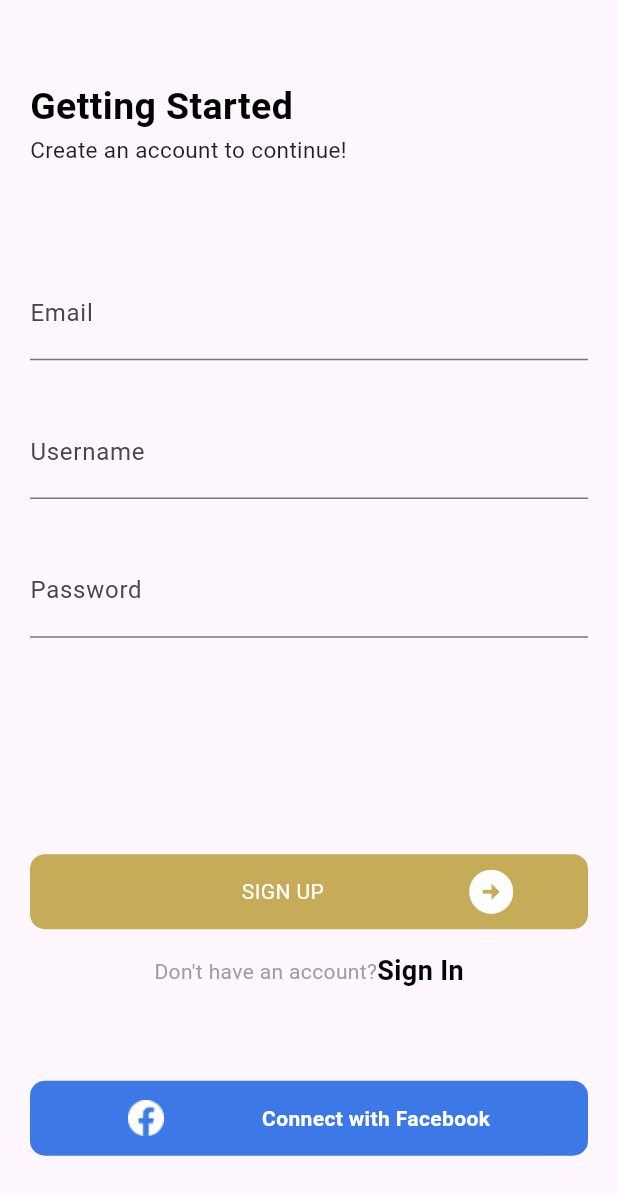
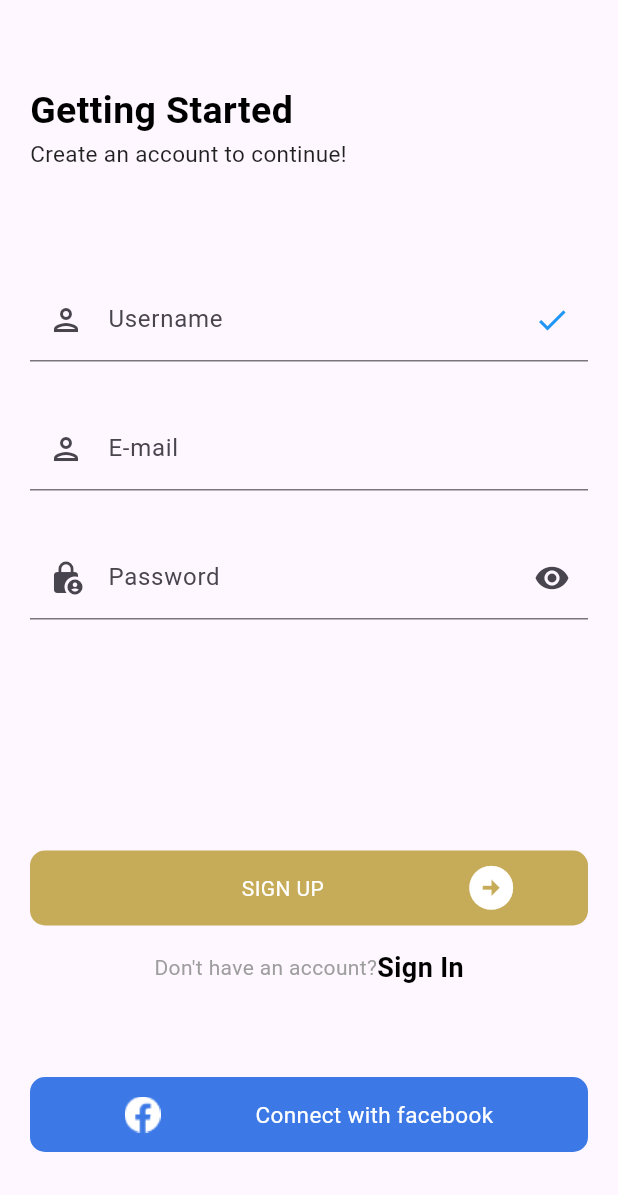
Before and after one commit to shakibalways/belives_store_ui, a Flutter app: the SignInPage screen opened directly, after a tap on "Sign Up", on a phone screen of 412 x 824 dp. Shown: the top 1195 px of the screen. Run offline on Flutter 3.47's test engine with Material 3 defaults, Android fonts, the light colour scheme and no system bars; our stand-ins replace get, google_nav_bar; missing offline and left inert: flutter_gradient_animation_text.

Commit message:
sign in and sign up page custom repair

```diff
--- a/lib/views/pages/auth/register_page/sign_up_page.dart
+++ b/lib/views/pages/auth/register_page/sign_up_page.dart
@@ -2,6 +2,10 @@ import 'package:belives_store/components/my_custom_text.dart';
 import 'package:belives_store/global_wieght/custom_container.dart';
 import 'package:belives_store/global_wieght/custom_field.dart';
 import 'package:belives_store/utilits/constant/text_list.dart';
+import 'package:belives_store/views/pages/auth/register_page/widgets/my_user_name_field.dart';
+import 'package:belives_store/views/pages/auth/sign_in_page/widgets/my_email_field.dart';
+import 'package:belives_store/views/pages/auth/sign_in_page/widgets/my_facebook_container.dart';
+import 'package:belives_store/views/pages/auth/sign_in_page/widgets/my_password_field.dart';
 import 'package:flutter/material.dart';
 
 class SignUpPage extends StatefulWidget {
@@ -28,54 +32,41 @@ class _SignUpPageState extends State<SignUpPage> {
               const Column(
                 crossAxisAlignment: CrossAxisAlignment.start,
                 children: [
-                  MyCustomText(title: RTexts.getting,fSize: 25,fWeight: FontWeight.bold,),
-                  MyCustomText(title: RTexts.sub,fSize: 15,color: Colors.black87,)
-
+                  MyCustomText(
+                    title: RTexts.getting,
+                    fSize: 25,
+                    fWeight: FontWeight.bold,
+                  ),
+                  MyCustomText(
+                    title: RTexts.sub,
+                    fSize: 15,
+                    color: Colors.black87,
+                  )
                 ],
               ),
               // Form List
               Column(
                 crossAxisAlignment: CrossAxisAlignment.start,
                 children: [
-                CustomField(
+                  MyUserNameField(controller: nameController),
+                  const SizedBox(height: 30),
+                  MyEmailField(
                     controller: gmailController,
-                    hintText: 'shakibmohammad18@gmail.com',
-                    prefixIcon: const Icon(Icons.mail),
-                    labelText: 'Email'),
-                const SizedBox(
-                  height: 30,
+                    hText: "shakibmohammad18@gmail.com",
+                    lText: "E-mail",
                   ),
-                CustomField(
-                    controller: nameController,
-                    hintText: 'abdullah al shakib',
-                    prefixIcon: const Icon(Icons.person_outlined),
-                    suffixIcon: const Icon(
-                      Icons.check,
-                      color: Colors.blue,
-                    ),
-                    labelText: 'Username '),
-                const SizedBox(
-                  height: 30,
-                ),
-                CustomField(
-                    controller: passController,
-                    hintText: '*********',
-                    prefixIcon: const Icon(Icons.lock_person),
-                    suffixIcon: const Icon(Icons.remove_red_eye),
-                    labelText: 'Password'),
+                  const SizedBox(height: 30),
+               MyPasswordField(controller: passController),
                 ],
               ),
-              const SizedBox(height: 10,),
-
+              const SizedBox(height: 10),
 
               // Button List
               Column(
                 children: [
                   const CustomContainer(
                       title: 'SIGN UP', icon: Icons.arrow_circle_right_sharp),
-                  const SizedBox(
-                    height: 15,
-                  ),
+                  const SizedBox(height: 15),
                   Row(
                     mainAxisAlignment: MainAxisAlignment.center,
                     children: [
@@ -92,36 +83,13 @@ class _SignUpPageState extends State<SignUpPage> {
                             //     MaterialPageRoute(
                             //         builder: (context) => SearchResult()));
                           },
-                          child: const Text(
-                            'Sign In',
-                            style: TextStyle(
-                                fontWeight: FontWeight.bold,
-                                color: Colors.black,
-                                fontSize: 18),
-                          )),
-                    ],
-                  ),
-                  const SizedBox(
-                    height: 60,
-                  ),
-                  Container(
-                    height: 50,
-                    decoration: BoxDecoration(
-                        color: const Color(0xff3C79E6),
-                        borderRadius: BorderRadius.circular(10)),
-                    child: Row(
-                      mainAxisAlignment: MainAxisAlignment.spaceEvenly,
-                      children: [
-                        Image.asset('assets/images/fblogo.png'),
-                        const Text(
-                          "Connect with Facebook",
-                          style: TextStyle(
-                              color: Colors.white,
-                              fontWeight: FontWeight.bold),
+                          child:
+                          const MyCustomText(title: "Sign In",fWeight: FontWeight.bold,)
                       ),
                     ],
                   ),
-                  )
+                  const SizedBox(height: 60),
+                  const MyFacebookConnectContainer(title: 'Connect with facebook',)
                 ],
               ),
             ],
--- /dev/null
+++ b/lib/views/pages/auth/register_page/widgets/my_user_name_field.dart
@@ -0,0 +1,27 @@
+import 'package:flutter/material.dart';
+
+class MyUserNameField extends StatelessWidget {
+  final TextEditingController controller;
+  const MyUserNameField({super.key, required this.controller});
+
+  @override
+  Widget build(BuildContext context) {
+    return TextFormField(
+      controller: controller,
+      decoration: const InputDecoration(
+          hintText: 'abdullah al shakib',
+          prefixIcon: Icon(Icons.person_outlined),
+          suffixIcon: Icon(
+            Icons.check,
+            color: Colors.blue,
+          ),
+          labelText: 'Username '),
+      validator: (value) {
+        if (value == null || value == '') {
+          return "your user name";
+        }
+        return null;
+      },
+    );
+  }
+}
--- a/lib/views/pages/auth/sign_in_page/sign_in_page.dart
+++ b/lib/views/pages/auth/sign_in_page/sign_in_page.dart
@@ -3,6 +3,7 @@ import 'package:belives_store/global_wieght/custom_container.dart';
 import 'package:belives_store/utilits/constant/text_list.dart';
 import 'package:belives_store/views/pages/auth/register_page/sign_up_page.dart';
 import 'package:belives_store/views/pages/auth/sign_in_page/widgets/my_email_field.dart';
+import 'package:belives_store/views/pages/auth/sign_in_page/widgets/my_facebook_container.dart';
 import 'package:belives_store/views/pages/auth/sign_in_page/widgets/my_password_field.dart';
 import 'package:belives_store/views/pages/searchResults/search_results.dart';
 import 'package:flutter/material.dart';
@@ -91,24 +92,7 @@ class _SignInPageState extends State<SignInPage> {
                   ],
                 ),
                 const SizedBox(height: 80),
-                Container(
-                  height: 50,
-                  decoration: BoxDecoration(
-                      color: const Color(0xff3C79E6),
-                      borderRadius: BorderRadius.circular(10)),
-                  child: Row(
-                    mainAxisAlignment: MainAxisAlignment.spaceEvenly,
-                    children: [
-                      Image.asset('assets/images/fblogo.png'),
-                      const MyCustomText(
-                        title: "Connect with Facebook",
-                        color: Colors.white,
-                        fSize: 16,
-                        fWeight: FontWeight.w700,
-                      ),
-                    ],
-                  ),
-                )
+                const MyFacebookConnectContainer(title: "Connect with facebook"),
               ],
             ),
           ],
--- a/lib/views/pages/auth/sign_in_page/widgets/my_email_field.dart
+++ b/lib/views/pages/auth/sign_in_page/widgets/my_email_field.dart
@@ -2,16 +2,18 @@ import 'package:flutter/material.dart';
 
 class MyEmailField extends StatelessWidget {
   final TextEditingController controller;
-  const MyEmailField({super.key, required this.controller});
+  final String ? hText;
+  final String? lText;
+  const MyEmailField({super.key, required this.controller, this.lText, this.hText});
 
   @override
   Widget build(BuildContext context) {
     return TextFormField(
       controller: controller,
-      decoration: const InputDecoration(
-          hintText: 'UserName',
-          prefixIcon: Icon(Icons.person_outlined),
-          labelText: 'UserName or Email'),
+      decoration:  InputDecoration(
+          hintText:hText ?? 'E-mail',
+          prefixIcon: const Icon(Icons.person_outlined),
+          labelText: lText ?? 'UserName or Email'),
       validator: (value) {
         if (value == null || value == '') {
           return "email_error";
--- /dev/null
+++ b/lib/views/pages/auth/sign_in_page/widgets/my_facebook_container.dart
@@ -0,0 +1,32 @@
+import 'package:belives_store/components/my_custom_text.dart';
+import 'package:belives_store/utilits/constant/color_list.dart';
+import 'package:flutter/material.dart';
+
+class MyFacebookConnectContainer extends StatelessWidget {
+  final String title;
+  const MyFacebookConnectContainer({
+    super.key,
+    required this.title,
+  });
+
+  @override
+  Widget build(BuildContext context) {
+    return Container(
+      height: 50,
+      decoration: BoxDecoration(
+          color: RColors.buttonColor1,
+          borderRadius: BorderRadius.circular(10)),
+      child: Row(
+        mainAxisAlignment: MainAxisAlignment.spaceEvenly,
+        children: [
+          Image.asset('assets/images/fblogo.png'),
+          MyCustomText(
+            title: title,
+            fSize: 15,
+            color: Colors.white,
+          ),
+        ],
+      ),
+    );
+  }
+}
```
Lines whose indentation alone changed are shown as unchanged.
